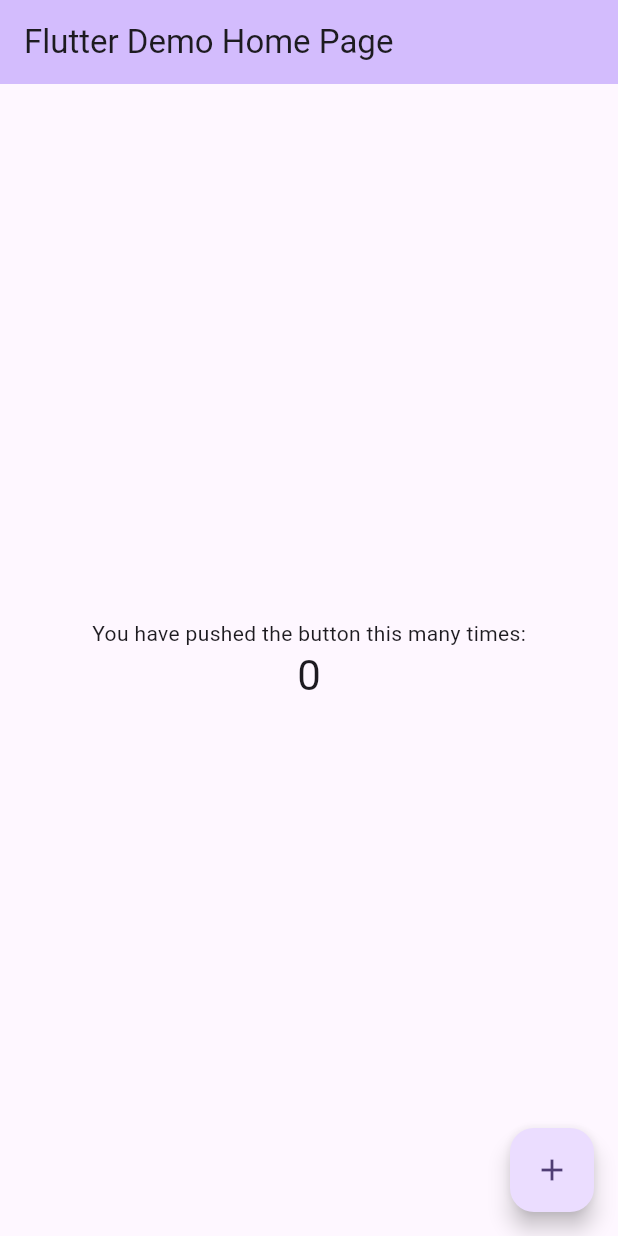
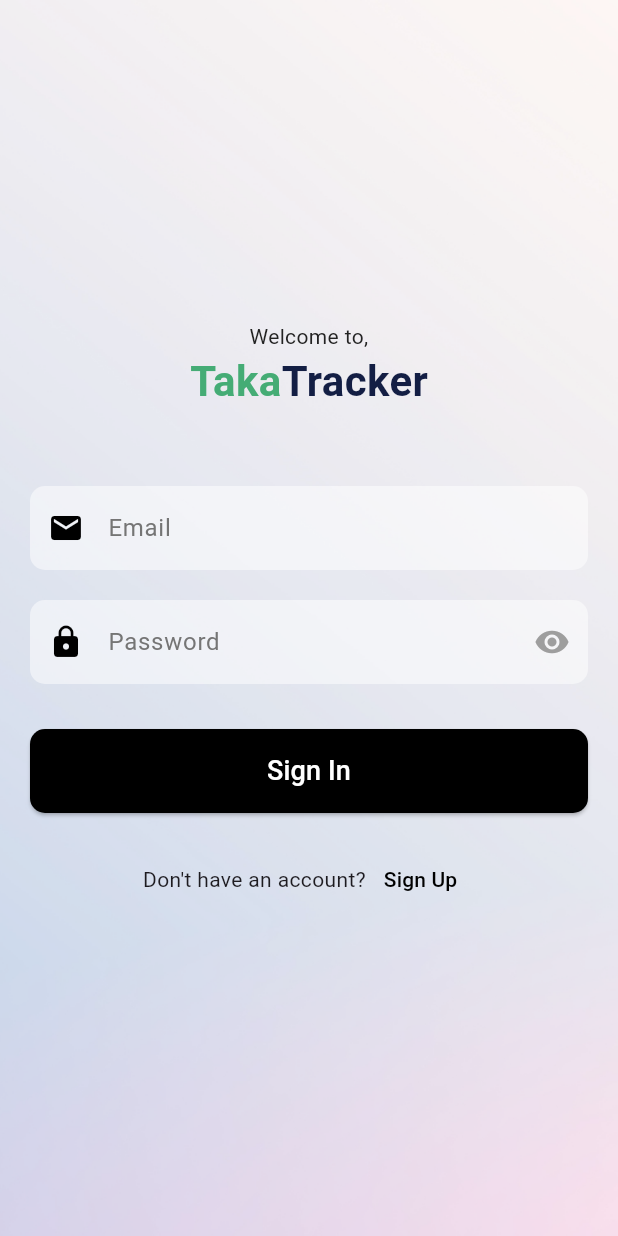
Before and after one commit to ishraqfatin/taka-tracker, a Flutter app: the screen it shows after launch, on a phone screen of 412 x 824 dp. Run offline on Flutter 3.47's test engine with Material 3 defaults, Android fonts, the light colour scheme and no system bars.

Commit message:
feat: add sign_in & sign_up screens

```diff
--- a/taka_tracker/lib/main.dart
+++ b/taka_tracker/lib/main.dart
@@ -1,4 +1,6 @@
 import 'package:flutter/material.dart';
+import 'package:taka_tracker/screens/auth/sign_in.dart';
+import 'package:taka_tracker/screens/auth/sign_up.dart';
 
 void main() {
   runApp(const MyApp());
@@ -11,115 +13,18 @@
   @override
   Widget build(BuildContext context) {
     return MaterialApp(
+      debugShowCheckedModeBanner: false,
       title: 'Flutter Demo',
       theme: ThemeData(
-        // This is the theme of your application.
-        //
-        // TRY THIS: Try running your application with "flutter run". You'll see
-        // the application has a purple toolbar. Then, without quitting the app,
-        // try changing the seedColor in the colorScheme below to Colors.green
-        // and then invoke "hot reload" (save your changes or press the "hot
-        // reload" button in a Flutter-supported IDE, or press "r" if you used
-        // the command line to start the app).
-        //
-        // Notice that the counter didn't reset back to zero; the application
-        // state is not lost during the reload. To reset the state, use hot
-        // restart instead.
-        //
-        // This works for code too, not just values: Most code changes can be
-        // tested with just a hot reload.
+
         colorScheme: ColorScheme.fromSeed(seedColor: Colors.deepPurple),
         useMaterial3: true,
       ),
-      home: const MyHomePage(title: 'Flutter Demo Home Page'),
+      initialRoute: '/sign_in',
+      routes: {
+        '/sign_in': (context) => SignInScreen(),
+        '/sign_up': (context) => SignUpScreen(),
+      },
     );
   }
 }
-
-class MyHomePage extends StatefulWidget {
-  const MyHomePage({super.key, required this.title});
-
-  // This widget is the home page of your application. It is stateful, meaning
-  // that it has a State object (defined below) that contains fields that affect
-  // how it looks.
-
-  // This class is the configuration for the state. It holds the values (in this
-  // case the title) provided by the parent (in this case the App widget) and
-  // used by the build method of the State. Fields in a Widget subclass are
-  // always marked "final".
-
-  final String title;
-
-  @override
-  State<MyHomePage> createState() => _MyHomePageState();
-}
-
-class _MyHomePageState extends State<MyHomePage> {
-  int _counter = 0;
-
-  void _incrementCounter() {
-    setState(() {
-      // This call to setState tells the Flutter framework that something has
-      // changed in this State, which causes it to rerun the build method below
-      // so that the display can reflect the updated values. If we changed
-      // _counter without calling setState(), then the build method would not be
-      // called again, and so nothing would appear to happen.
-      _counter++;
-    });
-  }
-
-  @override
-  Widget build(BuildContext context) {
-    // This method is rerun every time setState is called, for instance as done
-    // by the _incrementCounter method above.
-    //
-    // The Flutter framework has been optimized to make rerunning build methods
-    // fast, so that you can just rebuild anything that needs updating rather
-    // than having to individually change instances of widgets.
-    return Scaffold(
-      appBar: AppBar(
-        // TRY THIS: Try changing the color here to a specific color (to
-        // Colors.amber, perhaps?) and trigger a hot reload to see the AppBar
-        // change color while the other colors stay the same.
-        backgroundColor: Theme.of(context).colorScheme.inversePrimary,
-        // Here we take the value from the MyHomePage object that was created by
-        // the App.build method, and use it to set our appbar title.
-        title: Text(widget.title),
-      ),
-      body: Center(
-        // Center is a layout widget. It takes a single child and positions it
-        // in the middle of the parent.
-        child: Column(
-          // Column is also a layout widget. It takes a list of children and
-          // arranges them vertically. By default, it sizes itself to fit its
-          // children horizontally, and tries to be as tall as its parent.
-          //
-          // Column has various properties to control how it sizes itself and
-          // how it positions its children. Here we use mainAxisAlignment to
-          // center the children vertically; the main axis here is the vertical
-          // axis because Columns are vertical (the cross axis would be
-          // horizontal).
-          //
-          // TRY THIS: Invoke "debug painting" (choose the "Toggle Debug Paint"
-          // action in the IDE, or press "p" in the console), to see the
-          // wireframe for each widget.
-          mainAxisAlignment: MainAxisAlignment.center,
-          children: <Widget>[
-            const Text(
-              'You have pushed the button this many times:',
-            ),
-            Text(
-              '$_counter',
-              style: Theme.of(context).textTheme.headlineMedium,
-            ),
-          ],
-        ),
-      ),
-      floatingActionButton: FloatingActionButton(
-        onPressed: _incrementCounter,
-        tooltip: 'Increment',
-        child: const Icon(Icons.add),
-      ), // This trailing comma makes auto-formatting nicer for build methods.
-    );
-  }
-}
--- /dev/null
+++ b/taka_tracker/lib/screens/auth/sign_in.dart
@@ -0,0 +1,167 @@
+import 'package:flutter/material.dart';
+
+class SignInScreen extends StatefulWidget {
+  const SignInScreen({super.key});
+
+  @override
+  State<SignInScreen> createState() => _SignInScreenState();
+}
+
+class _SignInScreenState extends State<SignInScreen> {
+  bool _obscurePassword = true;
+
+  @override
+  void initState() {
+    super.initState();
+  }
+
+  void _togglePasswordVisibility() {
+    setState(() {
+      _obscurePassword = !_obscurePassword;
+    });
+  }
+
+  @override
+  Widget build(BuildContext context) {
+    return Scaffold(
+      body: Stack(
+        children: [
+          Container(
+            decoration: const BoxDecoration(
+              image: DecorationImage(
+                opacity: 0.5,
+                image: AssetImage('assets/background_image.jpg'),
+                fit: BoxFit.cover,
+              ),
+            ),
+          ),
+          Center(
+            child: Padding(
+              padding: const EdgeInsets.all(20.0),
+              child: SingleChildScrollView(
+                child: Column(
+                  mainAxisAlignment: MainAxisAlignment.center,
+                  crossAxisAlignment: CrossAxisAlignment.stretch,
+                  children: [
+                    const Text(
+                      "Welcome to,",
+                      style: TextStyle(
+                        color: Color.fromARGB(255, 35, 35, 35),
+                        fontSize: 14,
+                        fontFamily: 'Roboto',
+                      ),
+                      textAlign: TextAlign.center,
+                    ),
+                    const Row(
+                      mainAxisAlignment: MainAxisAlignment.center,
+                      children: [
+                        Text(
+                          'Taka',
+                          style: TextStyle(
+                            color: Color.fromARGB(255, 69, 172, 117),
+                            fontSize: 28,
+                            fontWeight: FontWeight.bold,
+                            fontFamily: 'Roboto',
+                          ),
+                          textAlign: TextAlign.center,
+                        ),
+                        Text(
+                          'Tracker',
+                          style: TextStyle(
+                            color: Color.fromARGB(255, 19, 30, 68),
+                            fontSize: 28,
+                            fontWeight: FontWeight.bold,
+                            fontFamily: 'Roboto',
+                          ),
+                          textAlign: TextAlign.center,
+                        ),
+                      ],
+                    ),
+                    const SizedBox(height: 50),
+                    TextField(
+                      keyboardType: TextInputType.emailAddress,
+                      decoration: InputDecoration(
+                        hintText: 'Email',
+                        hintStyle: TextStyle(color: Colors.grey.shade600),
+                        filled: true,
+                        fillColor: Colors.white.withOpacity(0.5),
+                        prefixIcon:
+                            const Icon(Icons.email, color: Colors.black),
+                        border: OutlineInputBorder(
+                          borderRadius: BorderRadius.circular(10),
+                          borderSide: BorderSide.none,
+                        ),
+                      ),
+                      style: const TextStyle(
+                          color: Colors.black, fontFamily: 'Roboto'),
+                    ),
+                    const SizedBox(height: 20),
+                    TextField(
+                      decoration: InputDecoration(
+                        hintText: 'Password',
+                        hintStyle: TextStyle(color: Colors.grey.shade600),
+                        filled: true,
+                        fillColor: Colors.white.withOpacity(0.5),
+                        prefixIcon: const Icon(Icons.lock, color: Colors.black),
+                        suffixIcon: IconButton(
+                          icon: Icon(_obscurePassword
+                              ? Icons.visibility
+                              : Icons.visibility_off),
+                          onPressed: _togglePasswordVisibility,
+                          color: Colors.grey,
+                        ),
+                        border: OutlineInputBorder(
+                          borderRadius: BorderRadius.circular(10),
+                          borderSide: BorderSide.none,
+                        ),
+                      ),
+                      obscureText: _obscurePassword,
+                      style: const TextStyle(
+                          color: Colors.black, fontFamily: 'Roboto'),
+                    ),
+                    const SizedBox(height: 30),
+                    ElevatedButton(
+                      onPressed: () {
+                        // Add API here...
+                      },
+                      style: ElevatedButton.styleFrom(
+                        foregroundColor: Colors.white,
+                        backgroundColor: Colors.black,
+                        padding: const EdgeInsets.symmetric(vertical: 15),
+                        shape: RoundedRectangleBorder(
+                          borderRadius: BorderRadius.circular(10),
+                        ),
+                      ),
+                      child: const Text(
+                        'Sign In',
+                        style: TextStyle(fontSize: 18, fontFamily: 'Roboto'),
+                      ),
+                    ),
+                    const SizedBox(height: 20),
+                    Row(
+                      mainAxisAlignment: MainAxisAlignment.center,
+                      children: [
+                        const Text('Don\'t have an account?'),
+                        TextButton(
+                          onPressed: () {
+                            // Navigate to sign up screen
+                            Navigator.pushNamed(context, '/sign_up');
+                          },
+                          child: const Text(
+                            'Sign Up',
+                            style: TextStyle(
+                                color: Colors.black, fontFamily: 'Roboto'),
+                          ),
+                        ),
+                      ],
+                    ),
+                  ],
+                ),
+              ),
+            ),
+          ),
+        ],
+      ),
+    );
+  }
+}
```
Also changed, not shown: taka_tracker/lib/screens/auth/sign_up.dart (added, +245 -0 lines), taka_tracker/pubspec.yaml (+11 -3 lines), taka_tracker/assets/background_image.jpg (added), taka_tracker/pubspec.lock, 9 other files.
